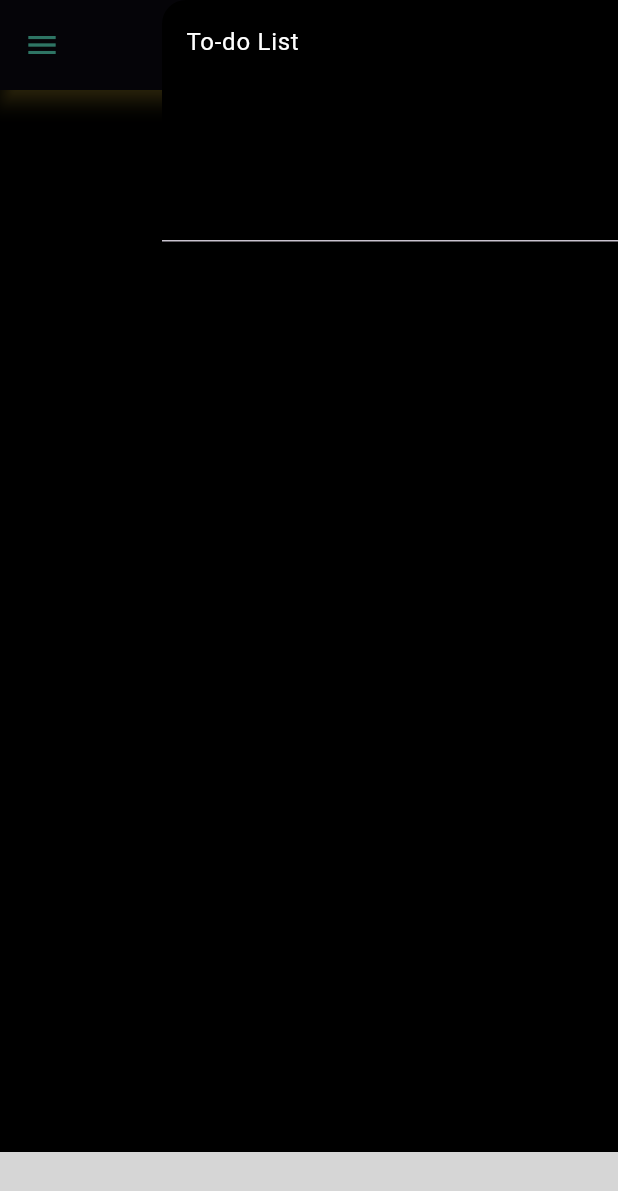
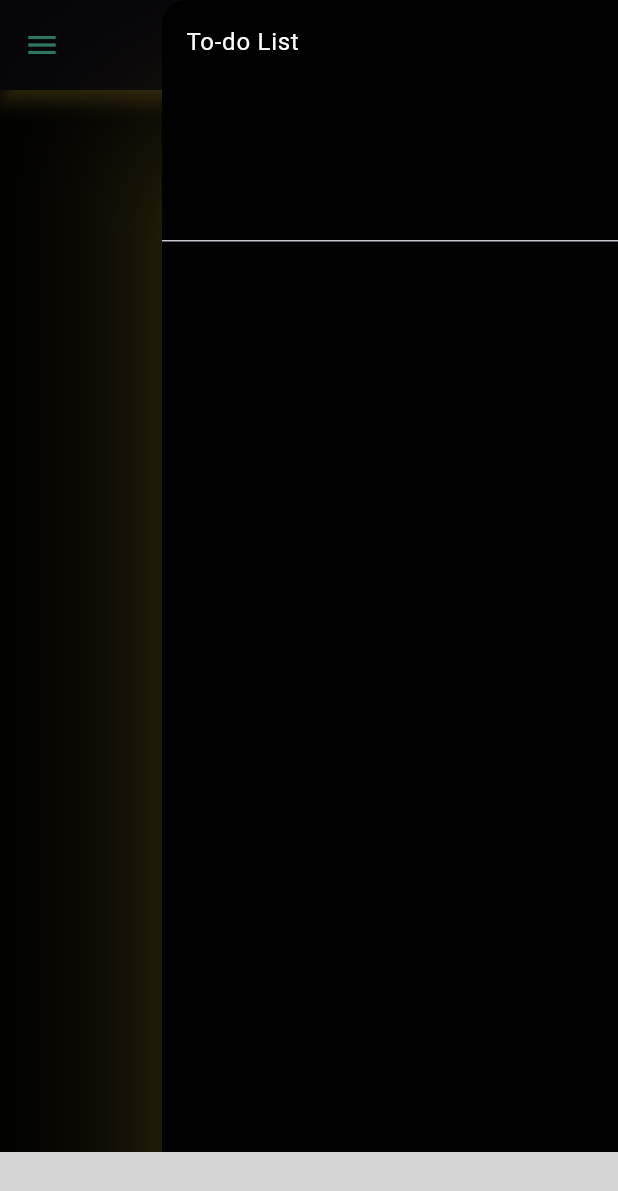
Before and after one commit to Masfiqun/All_in_one_daily_usage_app, a Flutter app: the screen it shows after launch, after a tap on the "menu" icon, on a phone screen of 412 x 824 dp. Shown: the top 1191 px of the screen. Run offline on Flutter 3.47's test engine with Material 3 defaults, Android fonts, the phone set to English and light mode, and no system bars; our stand-ins replace timer_builder; missing offline and left inert: molten_navigationbar_flutter; network calls fail; grey boxes are pictures that could not be loaded.

Commit message:
day 22th

```diff
--- a/First_Project/lib/Timer/Pages/timer_page.dart
+++ b/First_Project/lib/Timer/Pages/timer_page.dart
@@ -26,38 +26,8 @@
 
     return Scaffold(
       backgroundColor: Colors.black,
-      body: Center(
-        child:ClipRRect(
-          borderRadius: BorderRadius.circular(5),
-          child: Stack(
-            children: [
-              Positioned.fill(
-                child: Container(
-                  decoration: const BoxDecoration(
-                    gradient: LinearGradient(
-                      colors: [
-                        Colors.black,
-                        Colors.amber,
-                        Colors.tealAccent,
-                        Colors.black,
-                      ]
-                    )
-                  ),
-                )
-              ),
-              TextButton(
-                onPressed: () {},
-                child: const Text('Gradiant'),
-                style: TextButton.styleFrom(
-                  padding: const EdgeInsets.all(15),
-                  primary: Colors.white,
-                  textStyle: const TextStyle(fontSize: 20)
-                ),
-              )
-            ],
-          ),
-        )
-      ),
+      body: Center()
+
     );
   }
 }
@@ -77,3 +47,37 @@
       //     ),
       //   ),
       // ),
+
+
+      // Center(
+      //   child:ClipRRect(
+      //     borderRadius: BorderRadius.circular(5),
+      //     child: Stack(
+      //       children: [
+      //         Positioned.fill(
+      //           child: Container(
+      //             decoration: const BoxDecoration(
+      //               gradient: LinearGradient(
+      //                 colors: [
+      //                   Colors.black,
+      //                   Colors.amber,
+      //                   Colors.tealAccent,
+      //                   Colors.black,
+      //                 ]
+      //               )
+      //             ),
+      //           )
+      //         ),
+      //         TextButton(
+      //           onPressed: () {},
+      //           child: const Text('Gradiant'),
+      //           style: TextButton.styleFrom(
+      //             padding: const EdgeInsets.all(15),
+      //             primary: Colors.white,
+      //             textStyle: const TextStyle(fontSize: 20)
+      //           ),
+      //         )
+      //       ],
+      //     ),
+      //   )
+      // )
--- a/First_Project/lib/main.dart
+++ b/First_Project/lib/main.dart
@@ -156,6 +156,8 @@
 
       drawer: Drawer(
         backgroundColor: Colors.black,
+        elevation: 50,
+        shadowColor: Colors.tealAccent,
         child: ListView(
           children: [
             DrawerHeader(
@@ -195,6 +197,8 @@
 
       endDrawer: Drawer(
         backgroundColor: Colors.black,
+        shadowColor: Colors.amberAccent,
+        elevation: 50,
         // foregroundColor: Colors.tealAccent,
         child: ListView(
           children: const [
```
